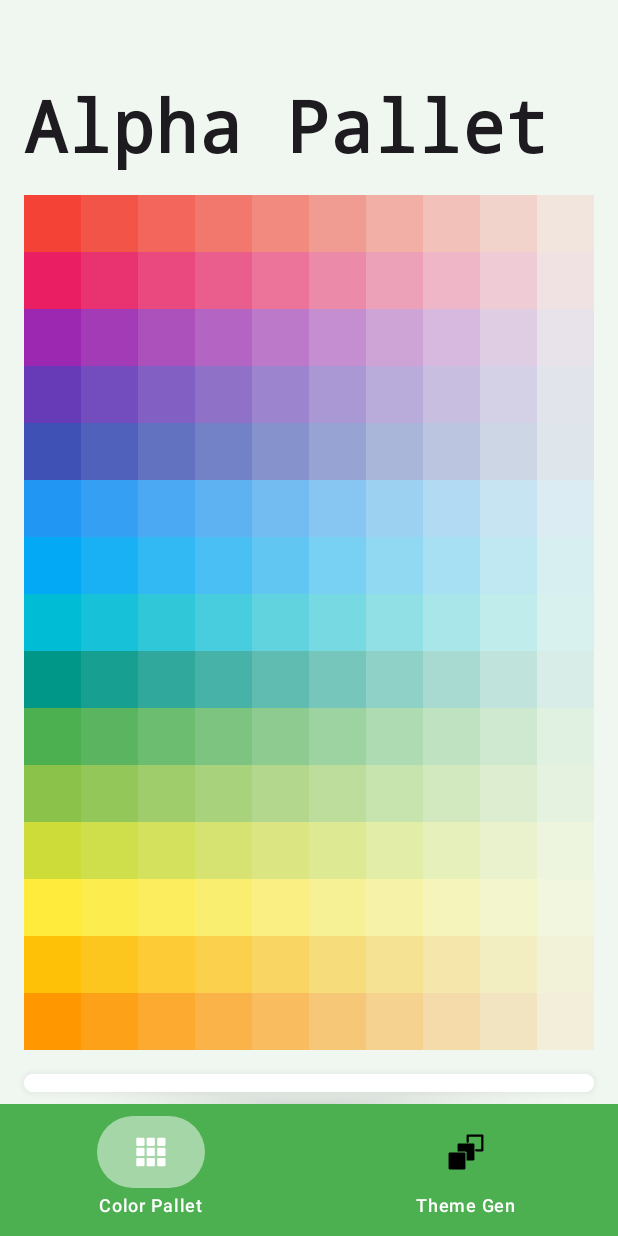
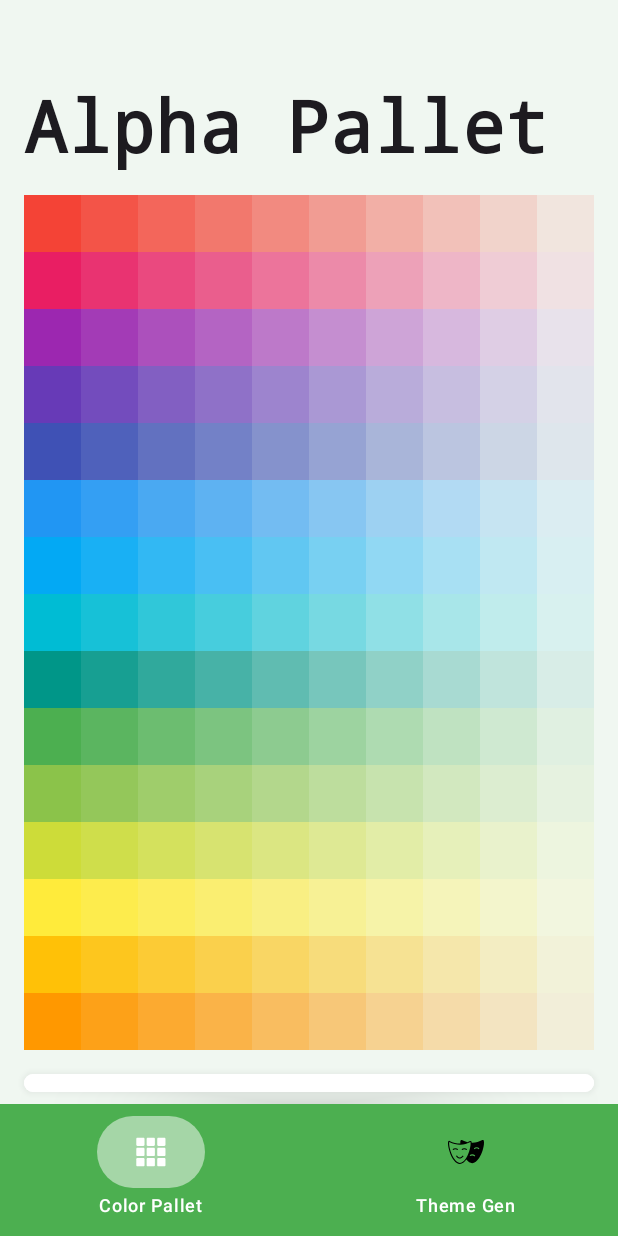
Before and after one commit to KvColorPalette/KvColorPalette-Android, an Android app built with Jetpack Compose: the screen it shows after launch (MainActivity), on a phone screen of 412 x 824 dp. Run offline under Robolectric (Android 15) with nearby library versions, the phone set to English and light mode, and no system bars.

Commit message:
Color Pallet: Add new icon for theme selection tab

```diff
--- a/kv-color-pallet/src/main/kotlin/com/kavi/droid/color/pallet/util/ColorUtil.kt
+++ b/kv-color-pallet/src/main/kotlin/com/kavi/droid/color/pallet/util/ColorUtil.kt
@@ -76,7 +76,7 @@ object ColorUtil {
                             shortestDistance = colorMatch300.colorDistance
                             closestColor = colorMatch300.matchedColor
 
-                            // Do comparison with 300 color list
+                            // Do comparison with 200 color list
                             val colorMatch200 = Mat200Package.compareColor(givenColor)
 
                             if (colorMatch200.isExactMatch) {
--- a/ui-app/src/main/kotlin/com/kavi/droid/color/pallet/app/ui/MainActivity.kt
+++ b/ui-app/src/main/kotlin/com/kavi/droid/color/pallet/app/ui/MainActivity.kt
@@ -49,7 +49,7 @@ fun TabViewExample() {
             name = "Color Pallet",
             icon = R.drawable.icon_color_grid
         ),
-        TabItem(name = "Theme Gen", icon = R.drawable.icon_theme_set)
+        TabItem(name = "Theme Gen", icon = R.drawable.icon_theme_masks)
     )
     var selectedTabIndex by remember { mutableStateOf(0) }
 
--- /dev/null
+++ b/ui-app/src/main/res/drawable/icon_theme_masks.xml
@@ -0,0 +1,18 @@
+<vector xmlns:android="http://schemas.android.com/apk/res/android"
+    android:width="64dp"
+    android:height="64dp"
+    android:viewportWidth="64"
+    android:viewportHeight="64">
+  <path
+      android:fillColor="#FF000000"
+      android:pathData="M63.606,11.913c-0.14,-0.52 -0.49,-0.93 -0.97,-1.15c-0.48,-0.21 -1.03,-0.19 -1.51,0.06c-5.915,3.15 -12.408,4.899 -19.05,4.61c-0.06,-0.71 -0.17,-1.35 -0.32,-1.91c-0.271,-1.061 -1.457,-1.618 -2.47,-1.09c-1.46,0.78 -2.93,1.46 -4.4,2.03c-3.38,-0.78 -6.81,-2.02 -10.28,-3.71c-0.947,-0.443 -2.095,0.026 -2.4,1.07c-0.37,1.31 -0.45,3.11 -0.28,5.24c-6.17,0.08 -12.61,-1.5 -19.17,-4.69c-0.46,-0.23 -1,-0.23 -1.46,-0.02c-0.46,0.21 -0.8,0.61 -0.93,1.08c-1.74,6.21 2.94,23.79 10.12,33.25c3.39,4.47 6.94,6.73 10.63,6.73c0.01,0 0.01,0 0.01,0c4.09,-0.3 8.08,-3.01 11.58,-7.88c3.26,4.16 6.7,6.27 10.26,6.27c4.41,-0.32 8.69,-3.45 12.38,-9.04C61.321,33.752 65.299,18.286 63.606,11.913zM47.006,39.853c-2,-2 -5.13,-2.26 -7.43,-0.62l-1.16,-1.63c3.1,-2.21 7.31,-1.86 10,0.84L47.006,39.853zM47.276,27.003l-1.41,-1.41c2.77,-2.78 7.28,-2.78 10.06,0l-1.42,1.41C52.516,25.013 49.276,25.013 47.276,27.003zM21.056,51.413c-3.69,0 -6.92,-3.23 -8.98,-5.94c-7.08,-9.34 -11.05,-25.66 -9.87,-31.15c6.8,3.26 13.5,4.85 19.94,4.74c5.847,0 12.484,-1.891 17.76,-4.69c1.347,6.286 -2.951,21.984 -8.46,29.46C29.106,47.243 25.496,51.093 21.056,51.413z"/>
+  <path
+      android:fillColor="#FF000000"
+      android:pathData="M18.084,27.218c-1.34,-1.339 -3.125,-2.081 -5.036,-2.089c-1.902,0.008 -3.688,0.75 -5.027,2.089l1.414,1.414c0.964,-0.963 2.25,-1.497 3.613,-1.503c1.371,0.005 2.657,0.54 3.621,1.503L18.084,27.218z"/>
+  <path
+      android:fillColor="#FF000000"
+      android:pathData="M34.079,27.218c-2.774,-2.774 -7.288,-2.774 -10.063,0l1.414,1.414c1.995,-1.994 5.239,-1.994 7.234,0L34.079,27.218z"/>
+  <path
+      android:fillColor="#FF000000"
+      android:pathData="M20.254,41.759c-1.499,-0.138 -2.97,-1.355 -4.373,-3.62l-1.7,1.054c1.776,2.866 3.702,4.356 5.89,4.558c0.166,0.015 0.331,0.022 0.498,0.022c2.248,0 4.607,-1.389 7.191,-4.231l-1.479,-1.346C23.989,40.716 21.965,41.914 20.254,41.759z"/>
+</vector>
```
